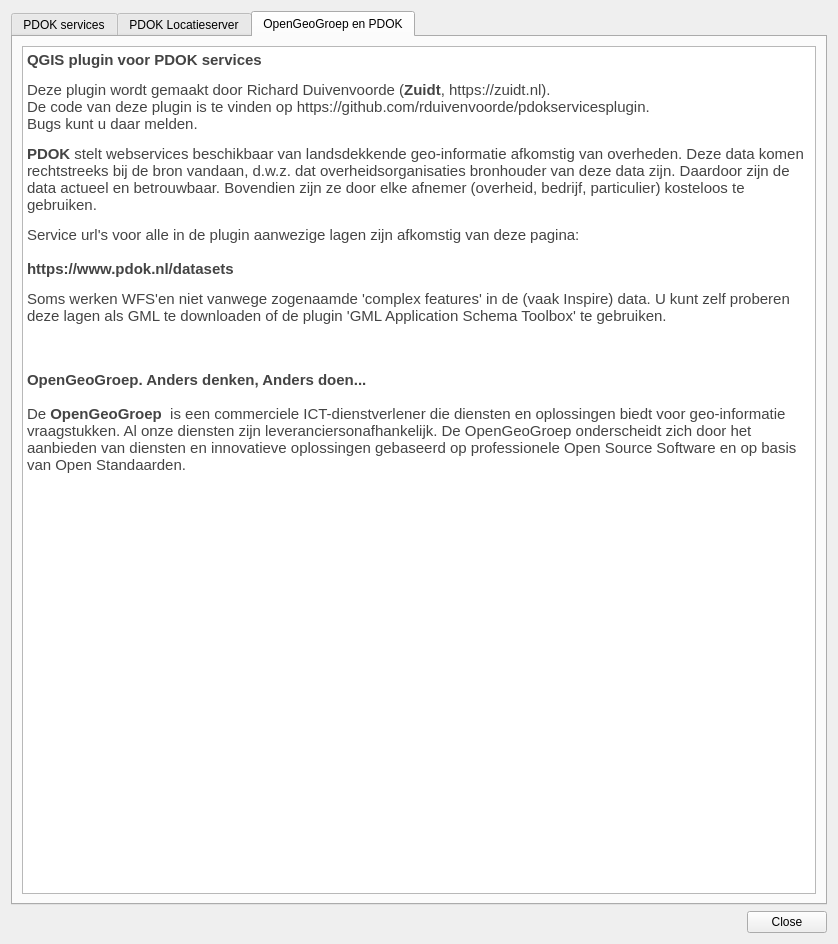
Old version of the form pdokservicesplugin/ui_pdokservicesplugindialog.ui in the repository rduivenvoorde/pdokservicesplugin.
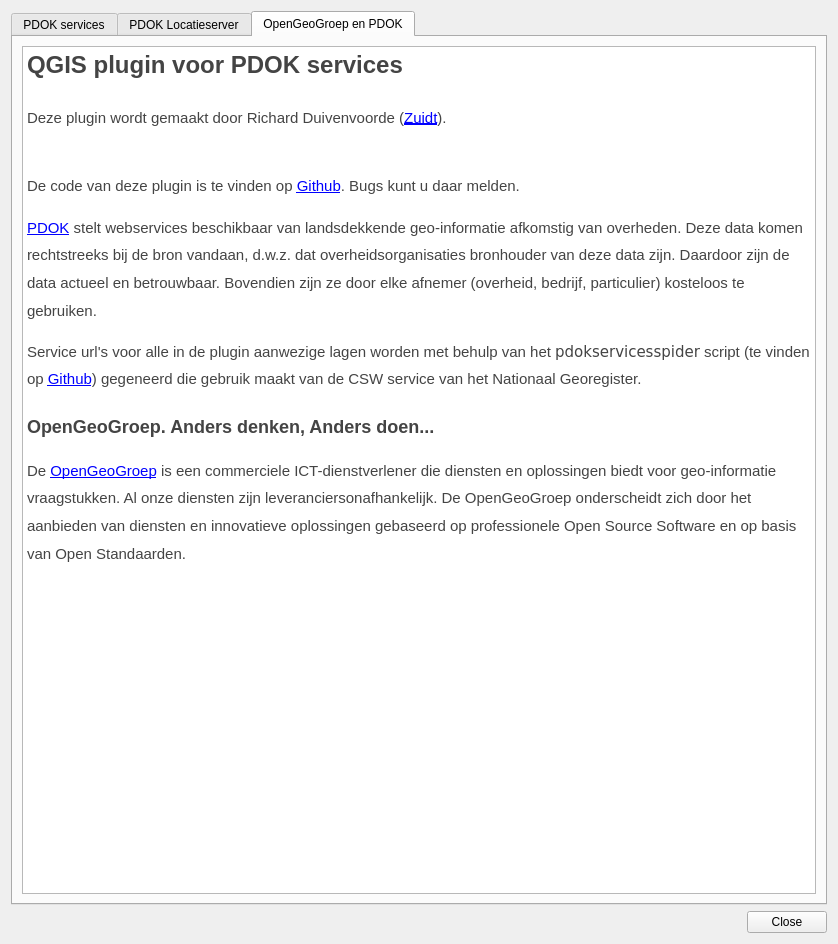
New version of the form. The open tabs and pages were chosen to show the change. Icons and pictures are not drawn.

Commit message: improve layout/content info panels

The edit to the form file:
```diff
--- a/pdokservicesplugin/ui_pdokservicesplugindialog.ui
+++ b/pdokservicesplugin/ui_pdokservicesplugindialog.ui
@@ -262,20 +262,58 @@
                             <item row="0" column="0">
                                 <widget class="QTextBrowser" name="webView">
                                     <property name="html">
-                                        <string>&lt;!DOCTYPE HTML PUBLIC &quot;-//W3C//DTD HTML 4.0//EN&quot; &quot;http://www.w3.org/TR/REC-html40/strict.dtd&quot;&gt;
-&lt;html&gt;&lt;head&gt;&lt;meta name=&quot;qrichtext&quot; content=&quot;1&quot; /&gt;&lt;style type=&quot;text/css&quot;&gt;
-p, li { white-space: pre-wrap; }
-&lt;/style&gt;&lt;/head&gt;&lt;body style=&quot; font-family:'Cantarell'; font-size:10pt; font-weight:400; font-style:normal;&quot;&gt;
-&lt;p style=&quot; margin-top:18px; margin-bottom:12px; margin-left:0px; margin-right:0px; -qt-block-indent:0; text-indent:0px;&quot;&gt;&lt;span style=&quot; font-family:'Helvetica Neue,Helvetica,Arial,sans-serif'; font-size:11pt; font-weight:600; color:#444444;&quot;&gt;QGIS plugin voor PDOK services&lt;/span&gt;&lt;span style=&quot; font-family:'Helvetica Neue,Helvetica,Arial,sans-serif'; font-size:11pt; font-weight:296; color:#444444;&quot;&gt; &lt;/span&gt;&lt;/p&gt;
-&lt;p style=&quot; margin-top:12px; margin-bottom:12px; margin-left:0px; margin-right:0px; -qt-block-indent:0; text-indent:0px;&quot;&gt;&lt;span style=&quot; font-family:'Helvetica Neue,Helvetica,Arial,sans-serif'; font-size:11pt; font-weight:296; color:#444444;&quot;&gt;Deze plugin wordt gemaakt door Richard Duivenvoorde (&lt;/span&gt;&lt;span style=&quot; font-family:'Helvetica Neue,Helvetica,Arial,sans-serif'; font-size:11pt; font-weight:600; color:#444444;&quot;&gt;Zuidt&lt;/span&gt;&lt;span style=&quot; font-family:'Helvetica Neue,Helvetica,Arial,sans-serif'; font-size:11pt; font-weight:296; color:#444444;&quot;&gt;, https://zuidt.nl).&lt;br /&gt;De code van deze plugin is te vinden op https://github.com/rduivenvoorde/pdokservicesplugin.&lt;br /&gt;Bugs kunt u daar melden. &lt;/span&gt;&lt;/p&gt;
-&lt;p style=&quot; margin-top:12px; margin-bottom:12px; margin-left:0px; margin-right:0px; -qt-block-indent:0; text-indent:0px;&quot;&gt;&lt;img src=&quot;:/plugins/pdokservicesplugin/resources/pdok.png&quot; /&gt;&lt;/p&gt;
-&lt;p style=&quot; margin-top:12px; margin-bottom:12px; margin-left:0px; margin-right:0px; -qt-block-indent:0; text-indent:0px;&quot;&gt;&lt;span style=&quot; font-family:'Helvetica Neue,Helvetica,Arial,sans-serif'; font-size:11pt; font-weight:600; color:#444444;&quot;&gt;PDOK&lt;/span&gt;&lt;span style=&quot; font-family:'Helvetica Neue,Helvetica,Arial,sans-serif'; font-size:11pt; font-weight:296; color:#444444;&quot;&gt; stelt webservices beschikbaar van landsdekkende geo-informatie afkomstig van overheden. Deze data komen rechtstreeks bij de bron vandaan, d.w.z. dat overheidsorganisaties bronhouder van deze data zijn. Daardoor zijn de data actueel en betrouwbaar. Bovendien zijn ze door elke afnemer (overheid, bedrijf, particulier) kosteloos te gebruiken. &lt;/span&gt;&lt;/p&gt;
-&lt;p style=&quot; margin-top:12px; margin-bottom:12px; margin-left:0px; margin-right:0px; -qt-block-indent:0; text-indent:0px;&quot;&gt;&lt;span style=&quot; font-family:'Helvetica Neue,Helvetica,Arial,sans-serif'; font-size:11pt; font-weight:296; color:#444444;&quot;&gt;Service url's voor alle in de plugin aanwezige lagen zijn afkomstig van deze pagina:&lt;br /&gt;&lt;br /&gt;&lt;/span&gt;&lt;span style=&quot; font-family:'Helvetica Neue,Helvetica,Arial,sans-serif'; font-size:11pt; font-weight:600; color:#444444;&quot;&gt;https://www.pdok.nl/datasets&lt;/span&gt;&lt;/p&gt;
-&lt;p style=&quot; margin-top:12px; margin-bottom:12px; margin-left:0px; margin-right:0px; -qt-block-indent:0; text-indent:0px;&quot;&gt;&lt;span style=&quot; font-family:'Helvetica Neue,Helvetica,Arial,sans-serif'; font-size:11pt; color:#444444;&quot;&gt;Soms werken WFS'en niet vanwege zogenaamde 'complex features' in de (vaak Inspire) data. U kunt zelf proberen deze lagen als GML te downloaden of de plugin 'GML Application Schema Toolbox' te gebruiken.&lt;/span&gt;&lt;/p&gt;
-&lt;p style=&quot;-qt-paragraph-type:empty; margin-top:12px; margin-bottom:12px; margin-left:0px; margin-right:0px; -qt-block-indent:0; text-indent:0px; font-family:'Helvetica Neue,Helvetica,Arial,sans-serif'; font-size:11pt; font-weight:600; color:#444444;&quot;&gt;&lt;br /&gt;&lt;/p&gt;
-&lt;p style=&quot; margin-top:16px; margin-bottom:12px; margin-left:0px; margin-right:0px; -qt-block-indent:0; text-indent:0px;&quot;&gt;&lt;span style=&quot; font-family:'Helvetica Neue,Helvetica,Arial,sans-serif'; font-size:11pt; font-weight:600; color:#444444;&quot;&gt;OpenGeoGroep. Anders denken, Anders doen...&lt;/span&gt;&lt;/p&gt;
-&lt;p style=&quot; margin-top:16px; margin-bottom:12px; margin-left:0px; margin-right:0px; -qt-block-indent:0; text-indent:0px;&quot;&gt;&lt;span style=&quot; font-family:'Helvetica Neue,Helvetica,Arial,sans-serif'; font-size:11pt; font-weight:296; color:#444444;&quot;&gt;De &lt;/span&gt;&lt;span style=&quot; font-family:'Helvetica Neue,Helvetica,Arial,sans-serif'; font-size:11pt; font-weight:600; color:#444444;&quot;&gt;OpenGeoGroep &lt;/span&gt;&lt;span style=&quot; font-family:'Helvetica Neue,Helvetica,Arial,sans-serif'; font-size:11pt; font-weight:296; color:#444444;&quot;&gt; is een commerciele ICT-dienstverlener die diensten en oplossingen biedt voor geo-informatie vraagstukken. Al onze diensten zijn leveranciersonafhankelijk. De OpenGeoGroep onderscheidt zich door het aanbieden van diensten en innovatieve oplossingen gebaseerd op professionele Open Source Software en op basis van Open Standaarden.&lt;/span&gt;&lt;/p&gt;
-&lt;p style=&quot; margin-top:16px; margin-bottom:12px; margin-left:0px; margin-right:0px; -qt-block-indent:0; text-indent:0px;&quot;&gt;&lt;span style=&quot; font-family:'Helvetica Neue,Helvetica,Arial,sans-serif'; font-size:11pt; font-weight:296; color:#444444;&quot;&gt; &lt;/span&gt;&lt;img src=&quot;:/plugins/pdokservicesplugin/resources/ogg.gif&quot; /&gt;&lt;/p&gt;&lt;/body&gt;&lt;/html&gt;</string>
+                                        <string>&lt;html&gt;
+
+&lt;head&gt;
+  &lt;style&gt;
+    body {
+      color: #444444;
+      font-family: &quot;Helvetica Neue&quot;, Helvetica, Arial, sans-serif;
+      font-size: 15px;
+      font-size-adjust: none;
+      font-stretch: normal;
+      font-style: normal;
+      font-variant: normal;
+      font-weight: 300;
+      line-height: 1.625;
+    }
+  &lt;/style&gt;
+
+&lt;/head&gt;
+
+&lt;body&gt;
+  &lt;h1&gt;QGIS plugin voor PDOK services&lt;/h1&gt;
+  &lt;p&gt;
+    Deze plugin wordt gemaakt door Richard Duivenvoorde
+    (&lt;a href=&quot;http://www.zuidt.nl&quot;&gt;Zuidt&lt;/a&gt;).&lt;br /&gt;
+  &lt;/p&gt;
+  &lt;p&gt;
+    De code van deze plugin is te vinden op &lt;a href=&quot;https://github.com/rduivenvoorde/pdokservicesplugin&quot;&gt;Github&lt;/a&gt;.
+    Bugs kunt u daar melden.
+  &lt;/p&gt;
+
+  &lt;p&gt;&lt;img src=&quot;:/plugins/pdokservicesplugin/resources/pdok.png&quot; /&gt;&lt;/p&gt;
+  &lt;p&gt;
+    &lt;a href=&quot;http://www.pdok.nl&quot;&gt;PDOK&lt;/a&gt; stelt webservices beschikbaar van landsdekkende geo-informatie afkomstig van
+    overheden. Deze data komen rechtstreeks bij de bron vandaan, d.w.z. dat overheidsorganisaties bronhouder van deze
+    data zijn. Daardoor zijn de data actueel en betrouwbaar. Bovendien zijn ze door elke afnemer (overheid, bedrijf,
+    particulier) kosteloos te gebruiken.
+  &lt;/p&gt;
+  &lt;p&gt;
+    Service url&#39;s voor alle in de plugin aanwezige lagen worden met behulp van het &lt;tt&gt;pdokservicesspider&lt;/tt&gt; script
+    (te vinden op &lt;a href=&quot;https://github.com/rduivenvoorde/pdokservicesplugin&quot;&gt;Github&lt;/a&gt;) gegeneerd die gebruik maakt
+    van de CSW service van het Nationaal Georegister.
+  &lt;/p&gt;
+
+  &lt;h2&gt;OpenGeoGroep. Anders denken, Anders doen...&lt;/h2&gt;
+
+  &lt;p&gt;&lt;img src=&quot;:/plugins/pdokservicesplugin/resources/ogg.gif&quot; align=&quot;left&quot; /&gt;De &lt;a href=&quot;http://www.opengeogroep.nl&quot;&gt;OpenGeoGroep&lt;/a&gt; is een
+    commerciele ICT-dienstverlener die diensten en oplossingen biedt voor geo-informatie vraagstukken. Al onze diensten
+    zijn leveranciersonafhankelijk. De OpenGeoGroep onderscheidt zich door het aanbieden van diensten en innovatieve
+    oplossingen gebaseerd op professionele Open Source Software en op basis van Open Standaarden.&lt;/p&gt;
+&lt;/body&gt;
+
+&lt;/html&gt;</string>
                                     </property>
                                 </widget>
                             </item>
```
Left out of the diff: 5 changed lines with no effect on the pictures. The commit also changes 6 other files.
